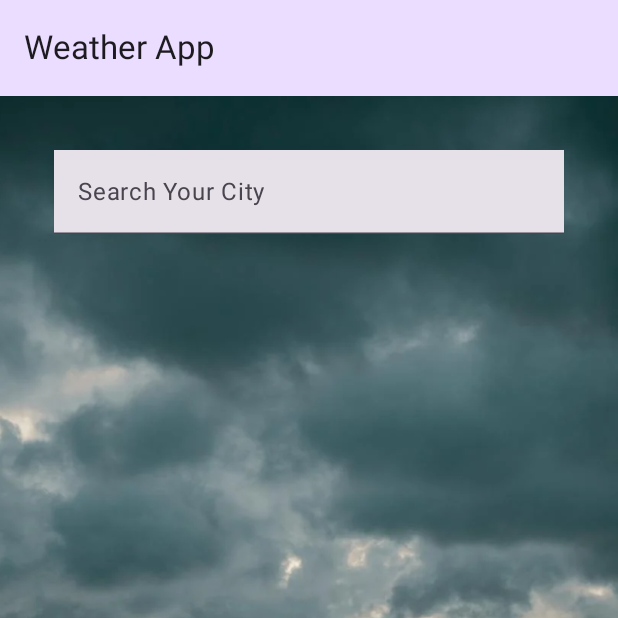
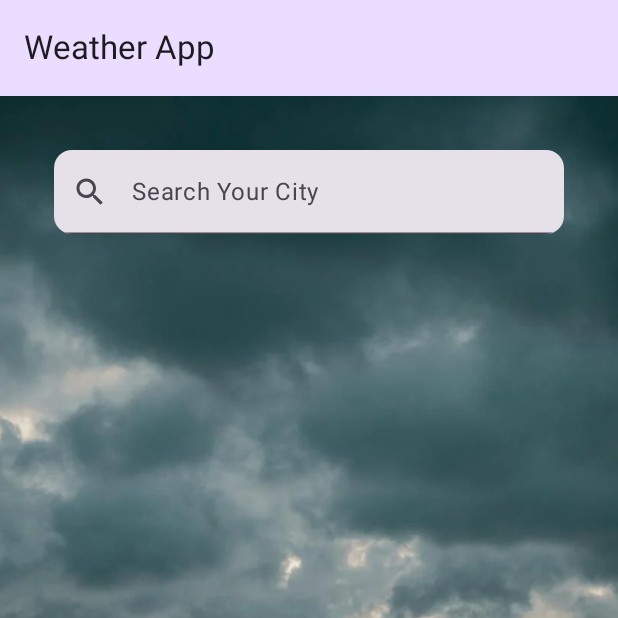
Before and after one commit to kanake10/weather, an Android app built with Jetpack Compose: the screen it shows after launch (MainActivity), on a phone screen of 412 x 824 dp, the top half of it. Run offline under Robolectric (Android 15) with nearby library versions, the phone set to English and light mode, and no system bars; our stand-ins replace Dagger/Hilt's generated code, Room's generated code, Timber; pictures from the network do not load; 1 statement that could not run was skipped.

```diff
--- a/app/src/main/java/com/example/weather/ui/WeatherScreen.kt
+++ b/app/src/main/java/com/example/weather/ui/WeatherScreen.kt
@@ -16,6 +16,7 @@ import androidx.compose.foundation.layout.size
 import androidx.compose.foundation.lazy.LazyColumn
 import com.example.weather.R
 import androidx.compose.foundation.lazy.itemsIndexed
+import androidx.compose.foundation.shape.RoundedCornerShape
 import androidx.compose.material3.Card
 import androidx.compose.material3.CardDefaults
 import androidx.compose.material3.CircularProgressIndicator
@@ -24,6 +25,9 @@ import androidx.compose.material3.MaterialTheme
 import androidx.compose.ui.text.input.ImeAction
 import androidx.compose.foundation.text.KeyboardActions
 import androidx.compose.foundation.text.KeyboardOptions
+import androidx.compose.material.icons.Icons
+import androidx.compose.material.icons.filled.Search
+import androidx.compose.material3.Icon
 import androidx.compose.material3.Scaffold
 import androidx.compose.material3.Text
 import androidx.compose.material3.TextField
@@ -95,16 +99,22 @@ fun WeatherScreen(viewModel: WeatherViewModel = hiltViewModel()) {
                     TextField(
                         value = viewModel.searchQuery.value,
                         onValueChange = { viewModel.onSearchQueryChanged(it) },
-                        label = {
+                        placeholder = {
                             Text(
                                 text = "Search Your City",
-                                maxLines = 1,
+                                maxLines = 1
+                            )
+                        },
+                        leadingIcon = {
+                            Icon(
+                                imageVector = Icons.Default.Search,
+                                contentDescription = "Search Icon"
                             )
                         },
                         modifier = Modifier
                             .weight(1f)
                             .fillMaxHeight(),
-                        shape = RectangleShape,
+                        shape = RoundedCornerShape(12.dp),
                         singleLine = true,
                         keyboardOptions = KeyboardOptions.Default.copy(imeAction = ImeAction.Search),
                         keyboardActions = KeyboardActions(
@@ -125,14 +135,16 @@ fun WeatherScreen(viewModel: WeatherViewModel = hiltViewModel()) {
                             text = "Current Weather",
                             fontWeight = FontWeight.Bold,
                             fontSize = 18.sp,
+                            color = MaterialTheme.colorScheme.onPrimary,
                             modifier = Modifier.padding(top = 16.dp, bottom = 8.dp)
                         )
                         CurrentWeatherCard(weather)
                     }
 
                     currentState.errorMessage?.let {
-                        Text("Error: $it", color = Color.Red)
+                        Text(it, color = Color.Red)
                     }
+
                 }
 
                 if (forecastState.isLoading) {
@@ -142,6 +154,7 @@ fun WeatherScreen(viewModel: WeatherViewModel = hiltViewModel()) {
                         Text(
                             text = "5-Day Forecast",
                             fontWeight = FontWeight.Bold,
+                            color = MaterialTheme.colorScheme.onPrimary,
                             fontSize = 18.sp,
                             modifier = Modifier
                                 .padding(top = 16.dp),
@@ -158,10 +171,6 @@ fun WeatherScreen(viewModel: WeatherViewModel = hiltViewModel()) {
                         }
 
                     }
-//
-//                    forecastState.errorMessage?.let {
-//                        Text("Error: $it", color = Color.Red)
-//                    }
                 }
             }
         }
@@ -231,8 +240,6 @@ fun CurrentWeatherCard(weather: CurrentWeatherModel) {
     }
 }
 
-
-
 @Composable
 fun ForecastItemView(forecastItem: WeatherModel) {
     val formattedDate = formatDate(forecastItem.dt_txt)
```
Also changed, not shown: app/src/main/java/com/example/weather/iteractor/WeatherInteractor.kt (+29 -13 lines), app/src/main/java/com/example/weather/ui/viewmodel/WeatherViewModel.kt (+18 -4 lines).
